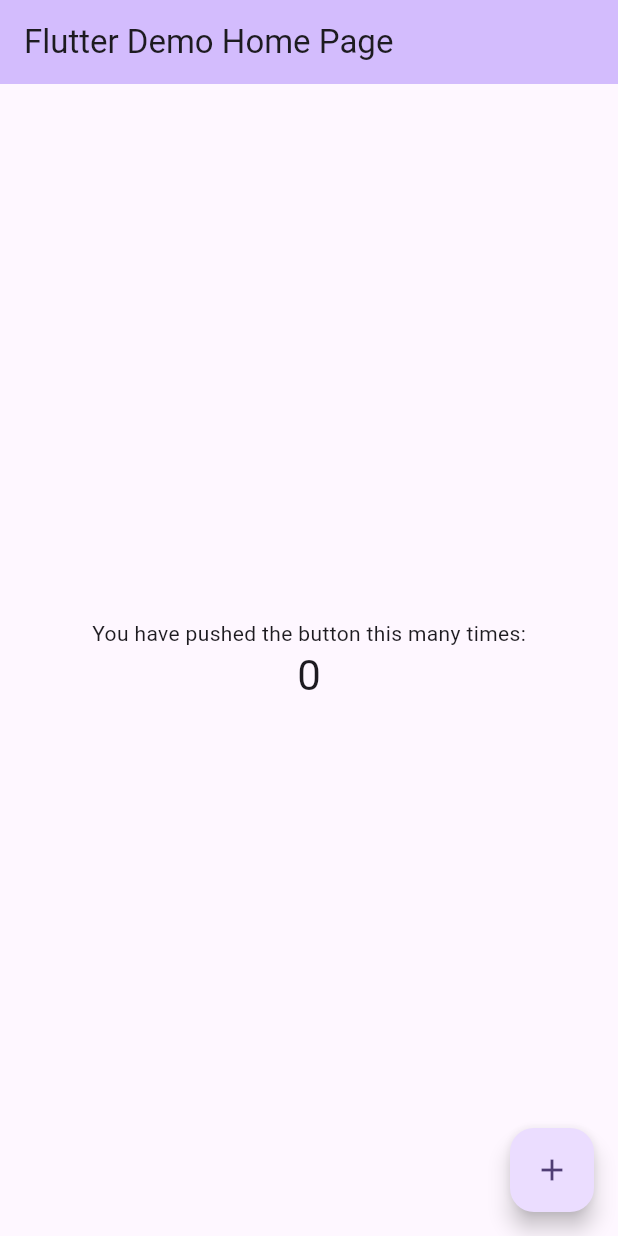
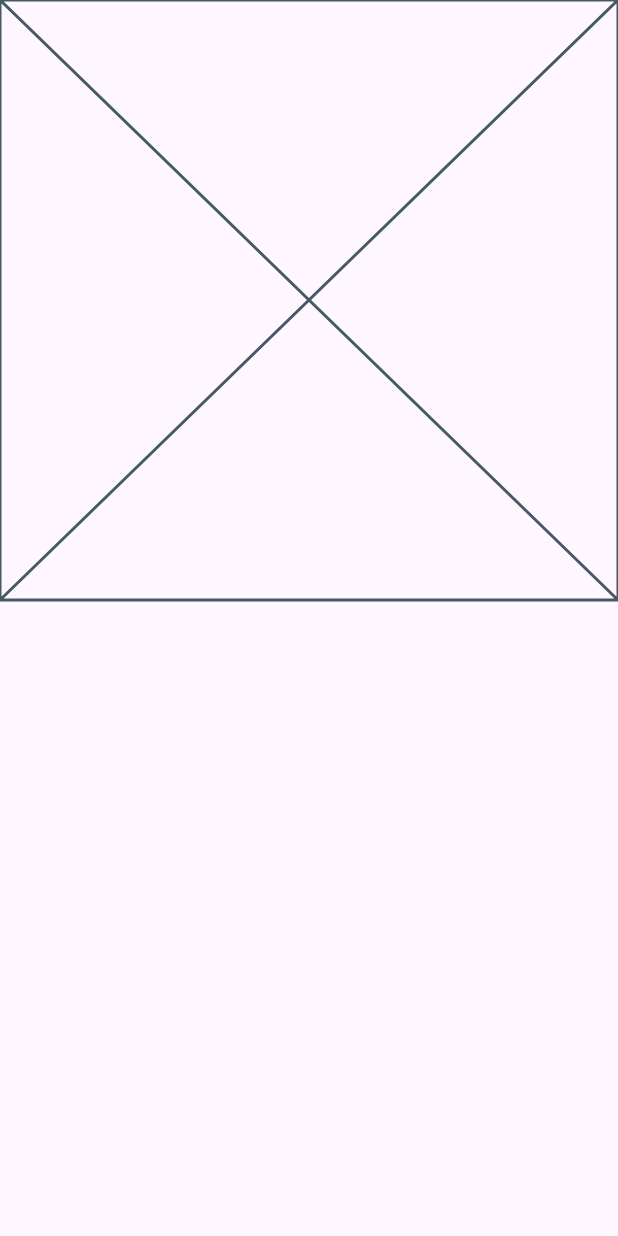
Before and after one commit to israUSA/troodking-app, a Flutter app: the screen it shows after launch, on a phone screen of 412 x 824 dp. Run offline on Flutter 3.47's test engine with Material 3 defaults, Android fonts, the phone set to English and light mode, and no system bars; our stand-ins replace animate_do.

Commit message:
conf env implement layout conf routes conf main

```diff
--- a/lib/home/page/home_page.dart
+++ b/lib/home/page/home_page.dart
@@ -1,4 +1,5 @@
 import 'package:flutter/material.dart';
+import 'package:troodking_app/shared/widgets/layout.dart';
 
 class HomePage extends StatefulWidget {
   const HomePage({super.key});
@@ -10,6 +11,8 @@ class HomePage extends StatefulWidget {
 class _HomePageState extends State<HomePage> {
   @override
   Widget build(BuildContext context) {
-    return const Placeholder();
+    return LayoutWidget(
+      child: Placeholder(),
+    );
   }
 }
--- a/lib/main.dart
+++ b/lib/main.dart
@@ -1,6 +1,16 @@
 import 'package:flutter/material.dart';
+import 'package:troodking_app/env/environment.dart';
+import 'package:troodking_app/env/theme/app_theme.dart';
+import 'package:troodking_app/shared/routes/routes.dart';
 
 void main() {
+
+  String environment = const String.fromEnvironment('ENVIRONMENT', defaultValue: Environment.dev);
+
+  WidgetsFlutterBinding.ensureInitialized();
+  Environment().initConfig(environment);
+
+
   runApp(const MyApp());
 }
 
@@ -9,61 +19,15 @@ class MyApp extends StatelessWidget {
 
   @override
   Widget build(BuildContext context) {
+    final appName = Environment().config!.appName;
+
     return MaterialApp(
-      title: 'Flutter Demo',
+      title: appName,
       debugShowCheckedModeBanner: false,
-      theme: ThemeData(
-        colorScheme: ColorScheme.fromSeed(seedColor: Colors.deepPurple),
-      ),
-      home: const MyHomePage(title: 'Flutter Demo Home Page'),
+      theme: AppTheme().theme(),
+      initialRoute: AppRoutes.initialRoute,
+      routes: AppRoutes.routes,
+      onGenerateRoute: AppRoutes.onGenerateRoute
     );
   }
 }
-
-class MyHomePage extends StatefulWidget {
-  const MyHomePage({super.key, required this.title});
-  final String title;
-
-  @override
-  State<MyHomePage> createState() => _MyHomePageState();
-}
-
-class _MyHomePageState extends State<MyHomePage> {
-  int _counter = 0;
-
-  void _incrementCounter() {
-    setState(() {
-      _counter++;
-    });
-  }
-
-  @override
-  Widget build(BuildContext context) {
-
-    return Scaffold(
-      appBar: AppBar(
-
-        backgroundColor: Theme.of(context).colorScheme.inversePrimary,
-     title: Text(widget.title),
-      ),
-      body: Center(
-       child: Column(
-
-          mainAxisAlignment: MainAxisAlignment.center,
-          children: <Widget>[
-            const Text('You have pushed the button this many times:'),
-            Text(
-              '$_counter',
-              style: Theme.of(context).textTheme.headlineMedium,
-            ),
-          ],
-        ),
-      ),
-      floatingActionButton: FloatingActionButton(
-        onPressed: _incrementCounter,
-        tooltip: 'Increment',
-        child: const Icon(Icons.add),
-      ),
-    );
-  }
-}
--- a/lib/shared/routes/routes.dart
+++ b/lib/shared/routes/routes.dart
@@ -5,7 +5,7 @@ import 'package:troodking_app/home/page/home_page.dart';
 
 
 class AppRoutes{
-  static const initialRoute = '/splash';
+  static const initialRoute = '/home';
 
   static Map<String, Widget Function(BuildContext)> routes ={
     // '/splash' : (_) =>  const SplashScreen(),
--- /dev/null
+++ b/lib/shared/widgets/layout.dart
@@ -0,0 +1,54 @@
+import 'package:flutter/material.dart';
+import 'package:provider/provider.dart';
+import 'package:troodking_app/env/theme/app_theme.dart';
+import 'package:troodking_app/shared/providers/functional_provider.dart';
+
+class LayoutWidget extends StatefulWidget {
+  const LayoutWidget({super.key, required this.child});
+
+  final Widget child;
+
+  @override
+  State<LayoutWidget> createState() => _LayoutWidgetState();
+}
+
+class _LayoutWidgetState extends State<LayoutWidget> {
+  @override
+  Widget build(BuildContext context) {
+    return Scaffold(
+      backgroundColor: AppTheme.white,
+      body: Stack(
+        children: [
+          CustomScrollView(
+            slivers: [
+              SliverToBoxAdapter(
+                child: PopScope(
+                  canPop: false,
+                  onPopInvokedWithResult: (bool didPop, result) {
+                    final fp = Provider.of<FunctionalProvider>(
+                      context,
+                      listen: false,
+                    );
+                    if (didPop) {
+                      return;
+                    } else {
+                      if (fp.alerts.isEmpty && fp.pages.isEmpty) {
+                        debugPrint('abre la alerta');
+                        // modalSessionClose();
+                      } else {
+                        debugPrint(
+                          'ya no abras una alerta porque ya hay una abierta',
+                        );
+                      }
+                    }
+                  },
+                  child: widget.child,
+                ),
+              ),
+            ],
+          ),
+        ],
+      ),
+    );
+  }
+}
```
Also changed, not shown: lib/404/widget/404_widget.dart (+4 -10 lines), 4 other files.
